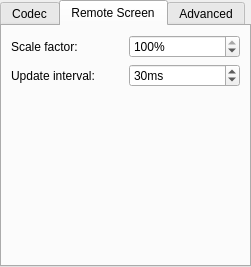
Qt form source/console/computer_dialog_desktop.ui (dchapyshev/aspia) before a commit.
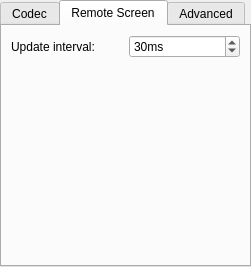
The same form after that commit. The open tabs and pages were chosen to show the change.

Patch:
```diff
--- a/source/console/computer_dialog_desktop.ui
+++ b/source/console/computer_dialog_desktop.ui
@@ -126,44 +126,12 @@
        <item>
         <layout class="QHBoxLayout" name="horizontalLayout">
          <item>
-          <layout class="QVBoxLayout" name="verticalLayout_7">
-           <item>
-            <widget class="QLabel" name="label_scale_factor">
-             <property name="text">
-              <string>Scale factor:</string>
-             </property>
-            </widget>
-           </item>
-           <item>
             <widget class="QLabel" name="label_update_interval">
              <property name="text">
               <string>Update interval:</string>
              </property>
             </widget>
            </item>
-          </layout>
-         </item>
-         <item>
-          <layout class="QVBoxLayout" name="verticalLayout_8">
-           <item>
-            <widget class="QSpinBox" name="spin_scale_factor">
-             <property name="suffix">
-              <string notr="true">%</string>
-             </property>
-             <property name="minimum">
-              <number>50</number>
-             </property>
-             <property name="maximum">
-              <number>100</number>
-             </property>
-             <property name="singleStep">
-              <number>5</number>
-             </property>
-             <property name="value">
-              <number>100</number>
-             </property>
-            </widget>
-           </item>
            <item>
             <widget class="QSpinBox" name="spin_update_interval">
              <property name="suffix">
@@ -179,8 +147,6 @@
               <number>30</number>
              </property>
             </widget>
-           </item>
-          </layout>
          </item>
         </layout>
        </item>
```
Lines whose indentation alone changed are shown as unchanged.
